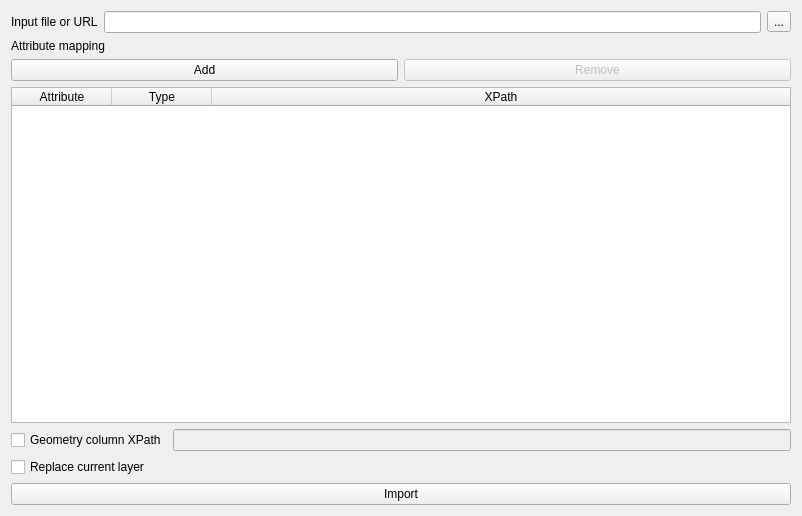
BRGM/gml_application_schema_toolbox, file gml_application_schema_toolbox/ui/import_xml_panel.ui: the form before one commit.
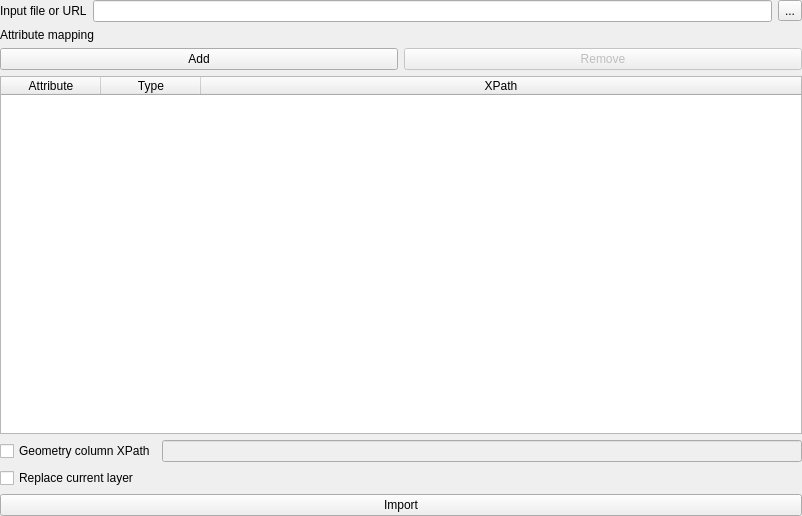
The form after the commit.

Commit message: Remove margin in import subpanels

The edit to the form file:
```diff
--- a/gml_application_schema_toolbox/ui/import_xml_panel.ui
+++ b/gml_application_schema_toolbox/ui/import_xml_panel.ui
@@ -14,6 +14,9 @@
    <string>Form</string>
   </property>
   <layout class="QVBoxLayout" name="verticalLayout">
+   <property name="margin">
+    <number>0</number>
+   </property>
    <item>
     <layout class="QFormLayout" name="formLayout">
      <item row="0" column="0">
```
The commit also changes 1 other file.
